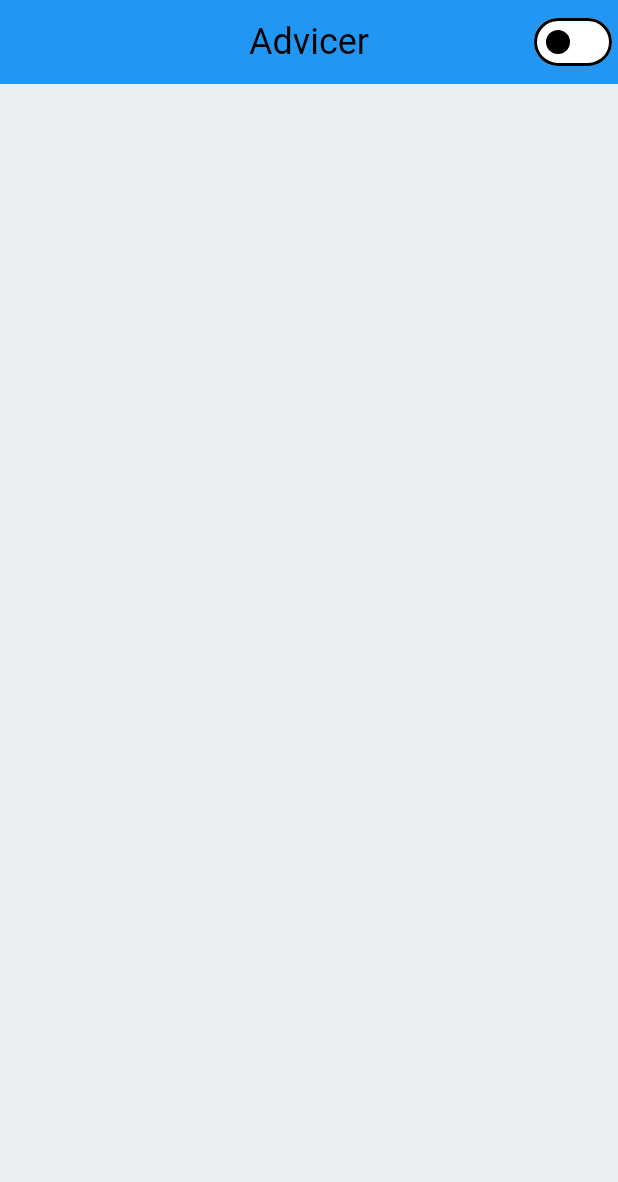
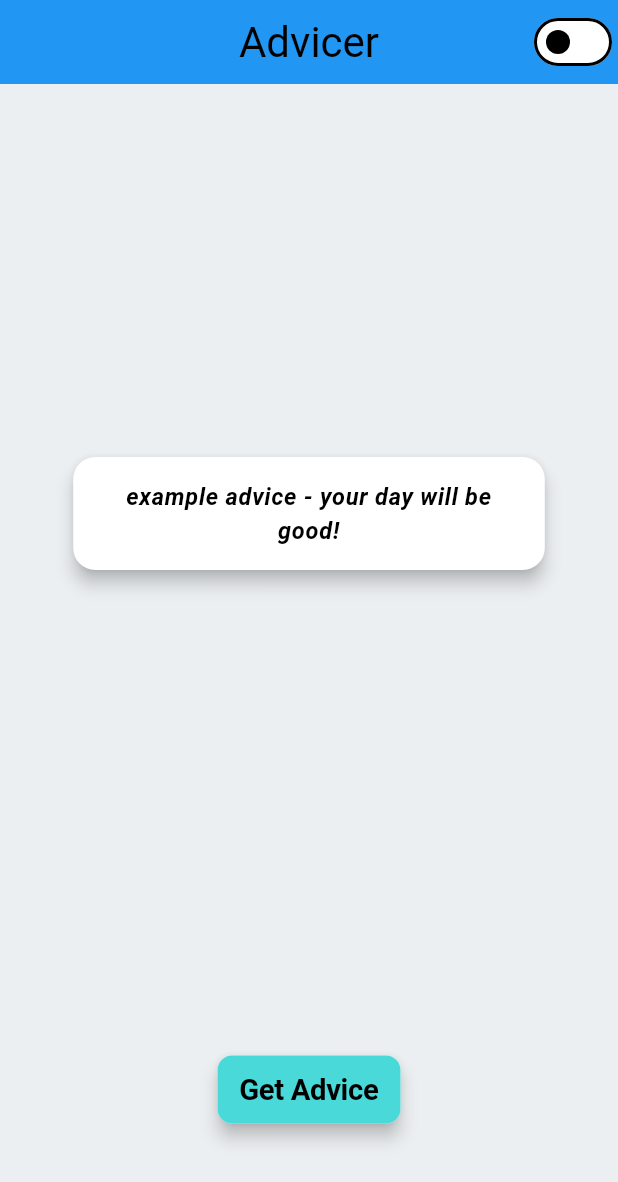
Before and after one commit to jmcfx/lcs, a Flutter app: the screen it shows after launch, on a phone screen of 412 x 824 dp. Shown: the top 1182 px of the screen. Run offline on Flutter 3.47's test engine with Material 3 defaults, Android fonts, the light colour scheme and no system bars; our stand-ins replace flutter_screenutil, shared_preferences; Roboto replaces fonts that are missing (Rubik).

Commit message:
added advice field

```diff
--- a/lib/main.dart
+++ b/lib/main.dart
@@ -1,5 +1,4 @@
 import 'package:flutter/material.dart';
-import 'package:flutter/scheduler.dart';
 import 'package:flutter_screenutil/flutter_screenutil.dart';
 import 'package:lcs_app/src/core/services/theme_service.dart';
 import 'package:lcs_app/src/features/advice/presentation/pages/advice_page.dart';
@@ -27,31 +26,18 @@ class MyApp extends StatefulWidget {
 }
 
 class _MyAppState extends State<MyApp> {
-  late BuildContext _context;
-
   @override
-  void initState() {
-    SchedulerBinding.instance.addPostFrameCallback((_) {
-      _context.read<ThemeService>().toggleTheme(
-          MediaQuery.platformBrightnessOf(_context) == Brightness.dark);
-    });
-    super.initState();
-  }
-
   @override
   Widget build(BuildContext context) {
-    _context = context;
     return ScreenUtilInit(
       designSize: const Size(390, 844),
       minTextAdapt: true,
       splitScreenMode: true,
       builder: (_, child) {
-        return Consumer<ThemeService>(
-          builder: (context, themeService, __) {
         return MaterialApp(
           debugShowCheckedModeBanner: false,
           title: 'lcs',
-              themeMode: themeService.themeMode,
+          themeMode: Provider.of<ThemeService>(context).themeMode,
           // themeMode: MediaQuery.platformBrightnessOf(context) == Brightness.dark? ThemeMode.dark: ThemeMode.light,
           theme: AppTheme.lightTheme,
           darkTheme: AppTheme.darkTheme,
@@ -59,7 +45,5 @@ class _MyAppState extends State<MyApp> {
         );
       },
     );
-      },
-    );
   }
 }
--- a/lib/src/core/services/theme_service.dart
+++ b/lib/src/core/services/theme_service.dart
@@ -9,7 +9,7 @@ class ThemeService extends ChangeNotifier {
 
   Future<void> initializeTheme() async {
     final prefs = await SharedPreferences.getInstance();
-    final savedMode = prefs.getString(_themePrefKey) ?? 'system';
+  final savedMode = prefs.getString(_themePrefKey) ?? 'system';
 
     _themeMode = (savedMode == 'light')
         ? ThemeMode.light
@@ -31,7 +31,9 @@ class ThemeService extends ChangeNotifier {
   }
 
   void toggleTheme(bool isDark) {
-    _themeMode = isDark ? ThemeMode.dark : ThemeMode.light;
+    final newTheme = isDark ? ThemeMode.dark : ThemeMode.light;
+    if (_themeMode != newTheme) _themeMode = newTheme;
+
     _saveThemePreference();
     notifyListeners();
   }
--- a/lib/src/features/advice/presentation/pages/advice_page.dart
+++ b/lib/src/features/advice/presentation/pages/advice_page.dart
@@ -1,5 +1,8 @@
 import 'package:flutter/material.dart';
+import 'package:flutter_screenutil/flutter_screenutil.dart';
 import 'package:lcs_app/src/core/services/theme_service.dart';
+import 'package:lcs_app/src/features/advice/presentation/widgets/advice_field.dart';
+import 'package:lcs_app/src/features/advice/presentation/widgets/custom_button.dart';
 import 'package:provider/provider.dart';
 
 class AdvicePage extends StatelessWidget {
@@ -8,26 +11,46 @@ class AdvicePage extends StatelessWidget {
   @override
   Widget build(BuildContext context) {
     final themeData = Theme.of(context);
-    return Consumer<ThemeService>(
-      builder: (context, themeService, child) {
+
     return Scaffold(
       appBar: AppBar(
         title: Text(
           "Advicer",
-              style: themeData.textTheme.headlineSmall,
+          style: themeData.textTheme.headlineMedium,
         ),
         actions: [
           Switch(
-                value: themeService.themeMode == ThemeMode.dark,
-                onChanged: (d) {
-                  themeService.toggleTheme(d);
+            value:
+                Provider.of<ThemeService>(context).themeMode == ThemeMode.dark,
+            onChanged: (value) {
+              Provider.of<ThemeService>(context, listen: false)
+                  .toggleTheme(value);
             },
           ),
         ],
         centerTitle: true,
       ),
-        );
-      },
+      body: Padding(
+        padding: EdgeInsets.symmetric(horizontal: 50.h),
+        child: Column(
+          children: [
+           const  Expanded(
+              child: Center(
+                child: AdviceField(advice: "example advice - your day will be good!"),
+                // child: Text("Your Advice is waiting for you! ",
+                //     style: themeData.textTheme.displayLarge),
+              ),
+            ),
+            SizedBox(
+              height: 200.h,
+              child: const Center(
+                child: CustomButton(),
+              ),
+            ),
+            const SizedBox()
+          ],
+        ),
+      ),
     );
   }
 }
--- /dev/null
+++ b/lib/src/features/advice/presentation/widgets/advice_field.dart
@@ -0,0 +1,26 @@
+import 'package:flutter/material.dart';
+import 'package:flutter_screenutil/flutter_screenutil.dart';
+
+class AdviceField extends StatelessWidget {
+  const AdviceField({super.key, required this.advice});
+
+  final String advice;
+  @override
+  Widget build(BuildContext context) {
+    final themeData = Theme.of(context);
+    return Material(
+      elevation: 5.r,
+      borderRadius: BorderRadius.circular(15.r),
+      child: Container(
+       padding: EdgeInsets.symmetric(
+        horizontal: 15.r , vertical: 15.r
+       ),
+        child: Text(
+          advice,
+          style: themeData.textTheme.bodyLarge,
+          textAlign: TextAlign.center,
+        ),
+      ),
+    );
+  }
+}
--- /dev/null
+++ b/lib/src/features/advice/presentation/widgets/custom_button.dart
@@ -0,0 +1,29 @@
+import 'package:flutter/material.dart';
+import 'package:flutter_screenutil/flutter_screenutil.dart';
+
+class CustomButton extends StatelessWidget {
+  const CustomButton({super.key});
+
+  @override
+  Widget build(BuildContext context) {
+    final themeData = Theme.of(context);
+    return InkResponse(
+      onTap: () {},
+      child: Material(
+        borderRadius: BorderRadius.circular(10.r),
+        elevation: 5.r,
+        child: Container(
+          padding: EdgeInsets.symmetric(horizontal: 15.r, vertical: 12.r),
+          decoration: BoxDecoration(
+            color: themeData.colorScheme.secondary,
+            borderRadius: BorderRadius.circular(10.r),
+          ),
+          child: Text(
+            "Get Advice",
+            style: themeData.textTheme.displayLarge?.copyWith(fontSize: 20.sp),
+          ),
+        ),
+      ),
+    );
+  }
+}
--- a/lib/src/theme.dart
+++ b/lib/src/theme.dart
@@ -65,8 +65,7 @@ class AppTheme {
     useMaterial3: true, // Enable Material 3
     scaffoldBackgroundColor: _lightPrimaryColor,
     appBarTheme: const AppBarTheme(
-      backgroundColor:
-          _appbarColorLight,
+      backgroundColor: _appbarColorLight,
       iconTheme: IconThemeData(color: _iconColor),
     ),
     bottomAppBarTheme: const BottomAppBarTheme(
```
Lines whose indentation alone changed are shown as unchanged.
